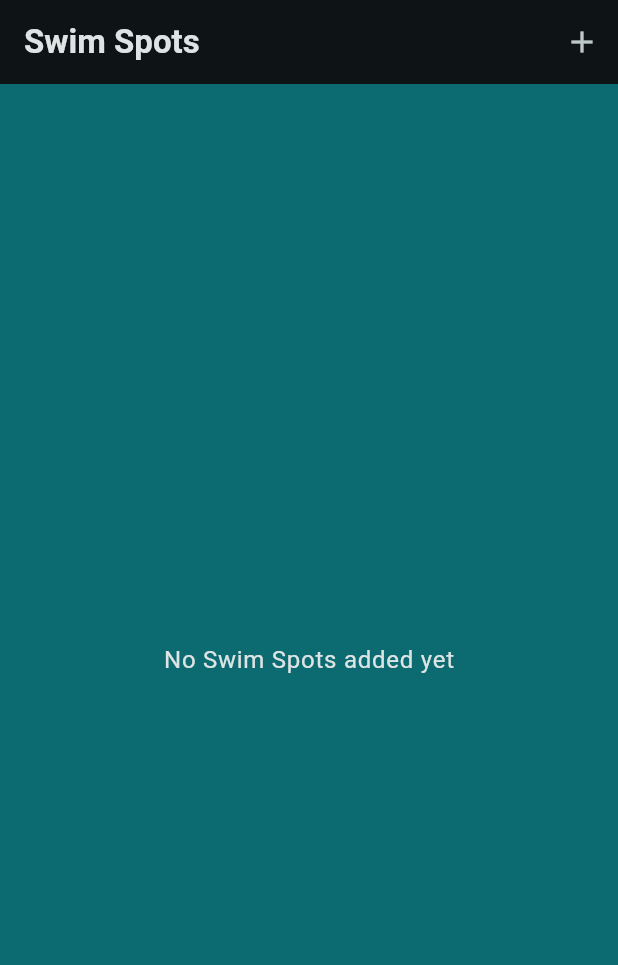
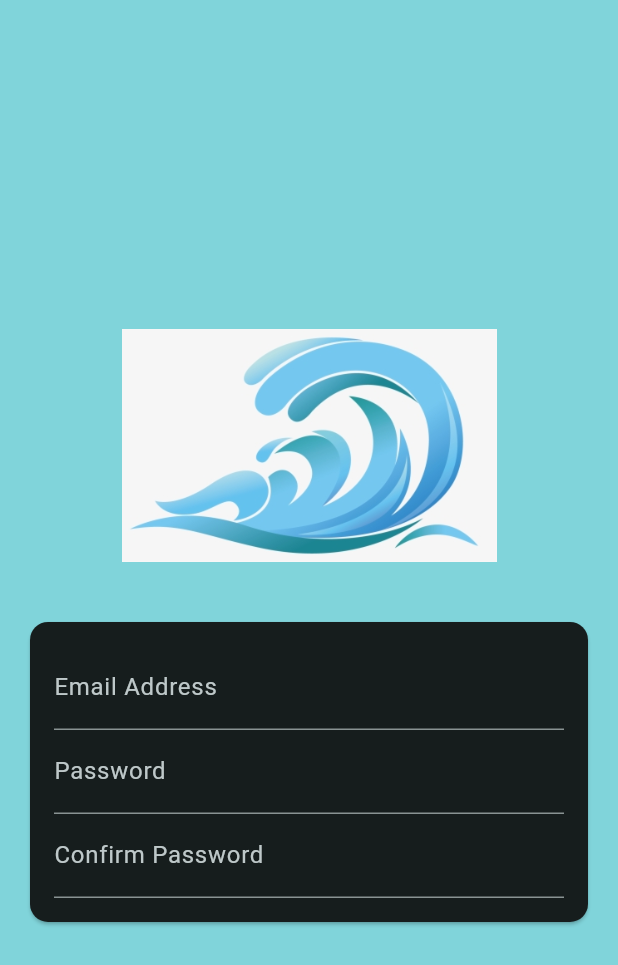
Before and after one commit to jmcied/SeaSplash, a Flutter app: the screen it shows after launch, on a phone screen of 412 x 824 dp. Shown: the top 965 px of the screen. Run offline on Flutter 3.47's test engine with Material 3 defaults, Android fonts, the phone set to English and light mode, and no system bars; our stand-ins replace firebase_core, flutter_riverpod, google_fonts, google_maps_flutter, image_picker, location and 1 more; missing offline and left inert: flutter_config; accounts and stored records are empty.

Commit message:
adding Auth Screen

```diff
--- a/lib/main.dart
+++ b/lib/main.dart
@@ -1,10 +1,12 @@
 import 'package:flutter/material.dart';
 import 'package:flutter_riverpod/flutter_riverpod.dart';
-//import 'package:flutter_dotenv/flutter_dotenv.dart';
 import 'package:flutter_config/flutter_config.dart';
 
 import 'package:google_fonts/google_fonts.dart';
+import 'package:firebase_core/firebase_core.dart';
+
 import 'package:sea_splash/screens/places.dart';
+import 'package:sea_splash/screens/auth.dart';
 
 final colorScheme = ColorScheme.fromSeed(
   brightness: Brightness.dark,
@@ -29,9 +31,9 @@
 );
 
 void main() async {
-  //await dotenv.load(fileName: "lib/.env");
   WidgetsFlutterBinding.ensureInitialized(); // Required by FlutterConfig
   await FlutterConfig.loadEnvVariables();
+  //await Firebase.initializeApp();
   runApp(
     const ProviderScope(
       child: MyApp(),
@@ -47,7 +49,8 @@
     return MaterialApp(
       title: 'SeaSplash',
       theme: theme,
-      home: const PlacesScreen(),
+      home: const AuthScreen(),
+      //home: const PlacesScreen(),
     );
   }
 }
--- /dev/null
+++ b/lib/screens/auth.dart
@@ -0,0 +1,70 @@
+import 'package:flutter/material.dart';
+
+class AuthScreen extends StatefulWidget {
+  const AuthScreen({super.key});
+
+  @override
+  State<AuthScreen> createState() {
+    return _AuthScreenState();
+  }
+}
+
+class _AuthScreenState extends State<AuthScreen> {
+  @override
+  Widget build(BuildContext context) {
+    return Scaffold(
+      backgroundColor: Theme.of(context).colorScheme.primary,
+      body: Center(
+        child: SingleChildScrollView(
+          child: Column(
+            mainAxisAlignment: MainAxisAlignment.center,
+            children: [
+              Container(
+                margin: const EdgeInsets.only(
+                  top: 30,
+                  bottom: 20,
+                  left: 20,
+                  right: 20,
+                ),
+                width: 250,
+                child: Image.asset('assets/images/water_splash.png'),
+              ),
+              Card(
+                margin: const EdgeInsets.all(20),
+                child: SingleChildScrollView(
+                  child: Padding(
+                    padding: const EdgeInsets.all(16),
+                    child: Form(
+                      child: Column(
+                        mainAxisSize: MainAxisSize.min,
+                        children: [
+                          TextFormField(
+                            decoration: const InputDecoration(
+                                labelText: 'Email Address'),
+                            keyboardType: TextInputType.emailAddress,
+                            autocorrect: false,
+                            textCapitalization: TextCapitalization.none,
+                          ),
+                          TextFormField(
+                            decoration:
+                                const InputDecoration(labelText: 'Password'),
+                            obscureText: true,
+                          ),
+                          TextFormField(
+                            decoration: const InputDecoration(
+                                labelText: 'Confirm Password'),
+                            obscureText: true,
+                          ),
+                        ],
+                      ),
+                    ),
+                  ),
+                ),
+              ),
+            ],
+          ),
+        ),
+      ),
+    );
+  }
+}
--- a/lib/screens/map.dart
+++ b/lib/screens/map.dart
@@ -54,7 +54,7 @@ class _MapScreenState extends State<MapScreen> {
               widget.location.latitude,
               widget.location.longitude,
             ),
-            zoom: 16,
+            zoom: 14,
           ),
           markers: (_pickedLocation == null && widget.isSelecting)
               ? {}
--- a/lib/widgets/image_input.dart
+++ b/lib/widgets/image_input.dart
@@ -18,8 +18,9 @@ class _ImageInputState extends State<ImageInput> {
 
   void _takePicture() async {
     final imagePicker = ImagePicker();
-    final pickedImage =
-        await imagePicker.pickImage(source: ImageSource.camera, maxWidth: 600);
+    final pickedImage = await imagePicker.pickImage(
+      source: ImageSource.camera,
+    );
 
     if (pickedImage == null) {
       return;
--- a/pubspec.yaml
+++ b/pubspec.yaml
@@ -47,6 +47,8 @@ dependencies:
   path_provider: ^2.1.2
   path: ^1.9.0
   sqflite: ^2.3.2
+  cloud_firestore: ^4.15.9
+  firebase_core: ^2.27.1
 
 dev_dependencies:
   flutter_test:
@@ -73,7 +75,7 @@ flutter:
   # To add assets to your application, add an assets section, like this:
   assets:
     - lib/.env
-  #   - images/a_dot_burr.jpeg
+    - assets/images/water_splash.png
   #   - images/a_dot_ham.jpeg
 
   # An image asset can refer to one or more resolution-specific "variants", see
```
Also changed, not shown: assets/images/water_splash.png (added), pubspec.lock, 7 other files.
